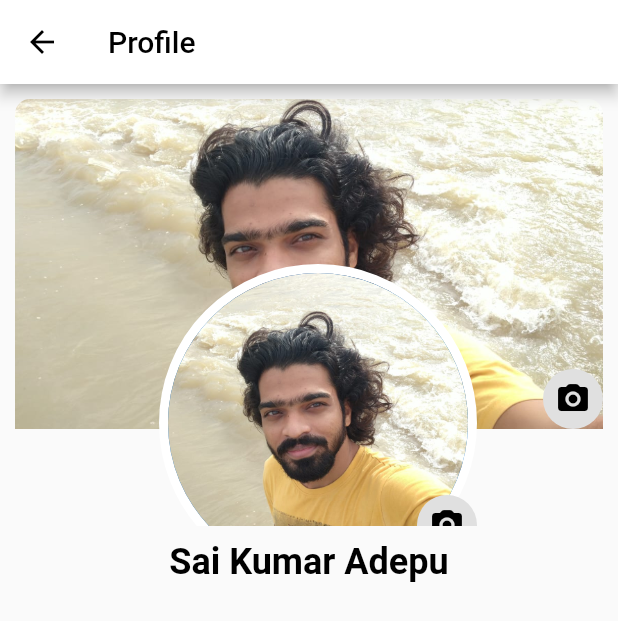
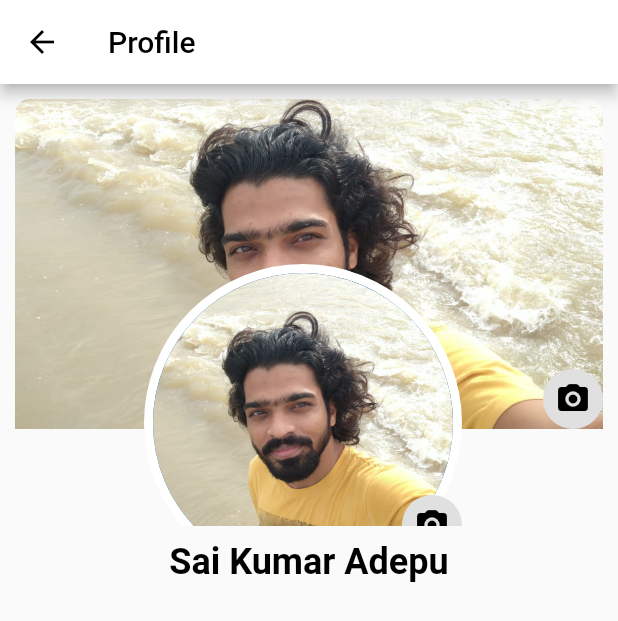
Before and after one commit to adepusai123/facebook_ui, a Flutter app: the ProfileScreen screen opened directly, on a phone screen of 412 x 824 dp. Shown: the top 621 px of the screen. Run offline on Flutter 3.47's test engine with Material 2 defaults, Android fonts, the phone set to English and light mode, and no system bars.

Commit message:
profile pic centered

```diff
--- a/lib/screens/profile_screen.dart
+++ b/lib/screens/profile_screen.dart
@@ -115,7 +115,7 @@ class WallProfileComponent extends StatelessWidget {
                   ))
             ],
           ),
-          left: (MediaQuery.of(context).size.width / 2) - 110,
+          left: (MediaQuery.of(context).size.width / 2) - 120,
           top: 110,
         ),
       ],
```
